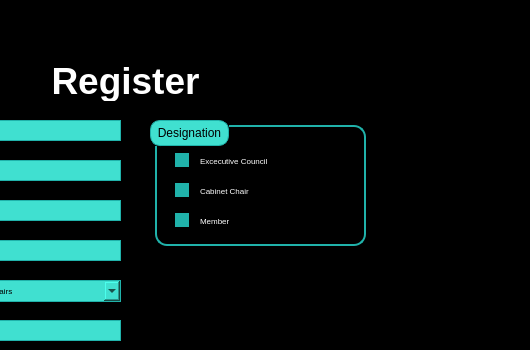
Old version of the form Register.ui in the repository hak-huzaifa/HUSG-Management-System; both pictures show x 270 to 800 and y 0 to 350 of the 800 by 600 pixel window.
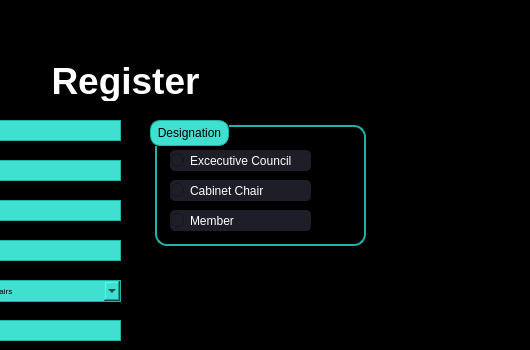
New version of the form.

What changed in the file:
```diff
--- a/Register.ui
+++ b/Register.ui
@@ -819,37 +819,16 @@
       </rect>
      </property>
      <property name="styleSheet">
-      <string notr="true">QRadioButton#EC_radioButton {
-    color: white; /* Text color */
-    font-size: 8px; /* Font size */
-    font-family: &quot;Roboto&quot;; /* Font family */
+      <string notr="true">QRadioButton{
+	color: #FFF;
+	background-color: rgb(30, 30, 40);
+	border-radius: 5px;
 }
 
-QRadioButton#EC_radioButton::indicator {
-    width: 20px; /* Width of the radio button */
-    height: 20px; /* Height of the radio button */
-}
+QRadioButton:hover{
+	background-color: rgb(50, 50, 67);
 
-QRadioButton#EC_radioButton::indicator:checked {
-    background-color: #40E0D0; /* Lighter teal for the checked background */
-    border: 2px solid #20B2AA; /* Darker teal border for the checked state */
-}
-
-QRadioButton#EC_radioButton::indicator:unchecked {
-    background-color: #FFFFFF; /* White background for the unchecked state */
-    border: 2px solid #20B2AA; /* Darker teal border for the unchecked state */
-}
-
-QRadioButton#EC_radioButton::indicator:checked::after {
-    content: &quot;&quot;;
-    width: 10px; /* Width of the inner dot */
-    height: 10px; /* Height of the inner dot */
-    background-color: #20B2AA; /* Darker teal for the inner dot */
-    border-radius: 50%; /* Round shape for the inner dot */
-    display: block;
-    margin: 5px; /* Center the dot within the radio button */
-}
-</string>
+}</string>
      </property>
      <property name="text">
       <string>Excecutive Council</string>
@@ -865,37 +844,16 @@
       </rect>
      </property>
      <property name="styleSheet">
-      <string notr="true">QRadioButton#Chair_radioButton {
-    color: white; /* White text color */
-    font-size: 8px; /* Font size */
-    font-family: &quot;Roboto&quot;; /* Font family */
+      <string notr="true">QRadioButton{
+	color: #FFF;
+	background-color: rgb(30, 30, 40);
+	border-radius: 5px;
 }
 
-QRadioButton#Chair_radioButton::indicator {
-    width: 20px; /* Width of the radio button */
-    height: 20px; /* Height of the radio button */
-}
+QRadioButton:hover{
+	background-color: rgb(50, 50, 67);
 
-QRadioButton#Chair_radioButton::indicator:checked {
-    background-color: #40E0D0; /* Lighter teal for the checked background */
-    border: 2px solid #20B2AA; /* Darker teal border for the checked state */
-}
-
-QRadioButton#Chair_radioButton::indicator:unchecked {
-    background-color: #FFFFFF; /* White background for the unchecked state */
-    border: 2px solid #20B2AA; /* Darker teal border for the unchecked state */
-}
-
-QRadioButton#Chair_radioButton::indicator:checked::after {
-    content: &quot;&quot;;
-    width: 10px; /* Width of the inner dot */
-    height: 10px; /* Height of the inner dot */
-    background-color: #20B2AA; /* Darker teal for the inner dot */
-    border-radius: 50%; /* Round shape for the inner dot */
-    display: block;
-    margin: 5px; /* Center the dot within the radio button */
-}
-</string>
+}</string>
      </property>
      <property name="text">
       <string>Cabinet Chair</string>
@@ -911,37 +869,16 @@
       </rect>
      </property>
      <property name="styleSheet">
-      <string notr="true">QRadioButton#Mem_radioButton {
-    color: white; /* White text color */
-    font-size: 8px; /* Font size */
-    font-family: &quot;Roboto&quot;; /* Font family */
+      <string notr="true">QRadioButton{
+	color: #FFF;
+	background-color: rgb(30, 30, 40);
+	border-radius: 5px;
 }
 
-QRadioButton#Mem_radioButton::indicator {
-    width: 20px; /* Width of the radio button */
-    height: 20px; /* Height of the radio button */
-}
+QRadioButton:hover{
+	background-color: rgb(50, 50, 67);
 
-QRadioButton#Mem_radioButton::indicator:checked {
-    background-color: #40E0D0; /* Lighter teal for the checked background */
-    border: 2px solid #20B2AA; /* Darker teal border for the checked state */
-}
-
-QRadioButton#Mem_radioButton::indicator:unchecked {
-    background-color: #FFFFFF; /* White background for the unchecked state */
-    border: 2px solid #20B2AA; /* Darker teal border for the unchecked state */
-}
-
-QRadioButton#Mem_radioButton::indicator:checked::after {
-    content: &quot;&quot;;
-    width: 10px; /* Width of the inner dot */
-    height: 10px; /* Height of the inner dot */
-    background-color: #20B2AA; /* Darker teal for the inner dot */
-    border-radius: 50%; /* Round shape for the inner dot */
-    display: block;
-    margin: 5px; /* Center the dot within the radio button */
-}
-</string>
+}</string>
      </property>
      <property name="text">
       <string>Member</string>
```
